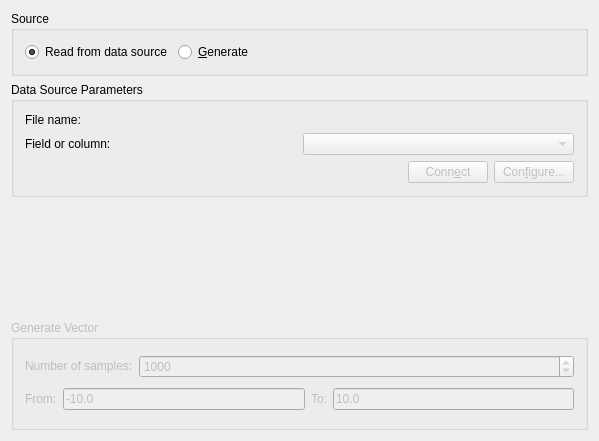
The window that src/libkstapp/vectortab.ui (Kst-plot/kst) describes before a commit, drawn with Qt 5.
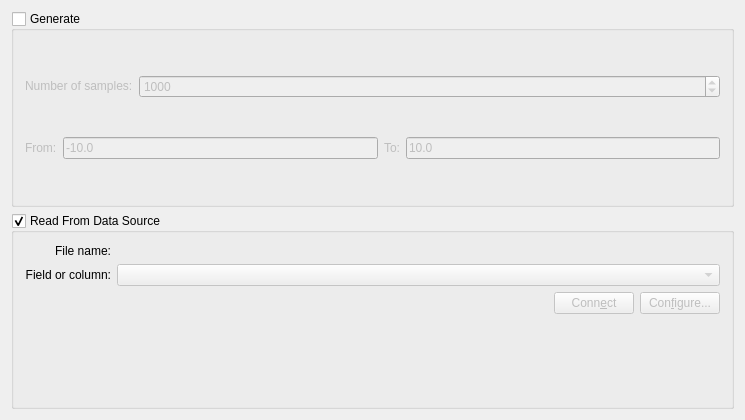
The same window after the commit. Custom widgets are drawn as their Qt base class.

Commit message: More improvements to the data wizard. Improvements to the vector dialog.

Patch:
```diff
--- a/src/libkstapp/vectortab.ui
+++ b/src/libkstapp/vectortab.ui
@@ -5,72 +5,139 @@
    <rect>
     <x>0</x>
     <y>0</y>
-    <width>599</width>
-    <height>441</height>
+    <width>745</width>
+    <height>420</height>
    </rect>
   </property>
-  <layout class="QGridLayout" name="gridLayout_2" >
-   <item row="0" column="0" >
-    <widget class="QGroupBox" name="_sourceGroup" >
+  <layout class="QVBoxLayout" name="verticalLayout" >
+   <item>
+    <widget class="QGroupBox" name="_generatedVectorGroup" >
+     <property name="sizePolicy" >
+      <sizepolicy vsizetype="MinimumExpanding" hsizetype="Preferred" >
+       <horstretch>0</horstretch>
+       <verstretch>0</verstretch>
+      </sizepolicy>
+     </property>
      <property name="title" >
-      <string>Source</string>
+      <string>Generate</string>
      </property>
-     <layout class="QHBoxLayout" >
-      <item>
-       <widget class="QRadioButton" name="_readFromSource" >
-        <property name="text" >
-         <string>Read from data source</string>
-        </property>
-        <property name="checked" >
-         <bool>true</bool>
-        </property>
-       </widget>
-      </item>
-      <item>
-       <widget class="QRadioButton" name="_generateX" >
+     <property name="checkable" >
+      <bool>true</bool>
+     </property>
+     <property name="checked" >
+      <bool>false</bool>
+     </property>
+     <layout class="QGridLayout" >
+      <item row="0" column="0" >
+       <widget class="QLabel" name="label_2" >
         <property name="sizePolicy" >
          <sizepolicy vsizetype="Fixed" hsizetype="Fixed" >
           <horstretch>0</horstretch>
           <verstretch>0</verstretch>
          </sizepolicy>
         </property>
+        <property name="text" >
+         <string>Number of samples:</string>
+        </property>
+        <property name="wordWrap" >
+         <bool>false</bool>
+        </property>
+       </widget>
+      </item>
+      <item row="1" column="0" colspan="2" >
+       <layout class="QHBoxLayout" >
+        <property name="spacing" >
+         <number>6</number>
+        </property>
+        <property name="margin" >
+         <number>0</number>
+        </property>
+        <item>
+         <widget class="QLabel" name="label" >
+          <property name="sizePolicy" >
+           <sizepolicy vsizetype="Fixed" hsizetype="Fixed" >
+            <horstretch>0</horstretch>
+            <verstretch>0</verstretch>
+           </sizepolicy>
+          </property>
+          <property name="text" >
+           <string>From:</string>
+          </property>
+          <property name="wordWrap" >
+           <bool>false</bool>
+          </property>
+         </widget>
+        </item>
+        <item>
+         <widget class="QLineEdit" name="_from" >
+          <property name="whatsThis" >
+           <string>The minimum value of the independent variable.</string>
+          </property>
+          <property name="text" >
+           <string>-10.0</string>
+          </property>
+         </widget>
+        </item>
+        <item>
+         <widget class="QLabel" name="label_3" >
+          <property name="sizePolicy" >
+           <sizepolicy vsizetype="Fixed" hsizetype="Fixed" >
+            <horstretch>0</horstretch>
+            <verstretch>0</verstretch>
+           </sizepolicy>
+          </property>
+          <property name="text" >
+           <string>To:</string>
+          </property>
+          <property name="wordWrap" >
+           <bool>false</bool>
+          </property>
+         </widget>
+        </item>
+        <item>
+         <widget class="QLineEdit" name="_to" >
+          <property name="whatsThis" >
+           <string>The maximum value of the independent variable.</string>
+          </property>
+          <property name="text" >
+           <string>10.0</string>
+          </property>
+         </widget>
+        </item>
+       </layout>
+      </item>
+      <item row="0" column="1" >
+       <widget class="QSpinBox" name="_numberOfSamples" >
+        <property name="sizePolicy" >
+         <sizepolicy vsizetype="Fixed" hsizetype="Expanding" >
+          <horstretch>0</horstretch>
+          <verstretch>0</verstretch>
+         </sizepolicy>
+        </property>
         <property name="whatsThis" >
          <string>Generate a new vector with the properties given here as the independent variable.</string>
         </property>
-        <property name="text" >
-         <string>&amp;Generate</string>
+        <property name="maximum" >
+         <number>1000000000</number>
+        </property>
+        <property name="singleStep" >
+         <number>1000</number>
+        </property>
+        <property name="value" >
+         <number>1000</number>
         </property>
        </widget>
       </item>
-      <item>
-       <spacer>
-        <property name="orientation" >
-         <enum>Qt::Horizontal</enum>
-        </property>
-        <property name="sizeType" >
-         <enum>QSizePolicy::Expanding</enum>
-        </property>
-        <property name="sizeHint" stdset="0" >
-         <size>
-          <width>100</width>
-          <height>0</height>
-         </size>
-        </property>
-       </spacer>
-      </item>
      </layout>
     </widget>
    </item>
-   <item row="1" column="0" >
+   <item>
     <widget class="QGroupBox" name="_dataVectorGroup" >
-     <property name="sizePolicy" >
-      <sizepolicy vsizetype="MinimumExpanding" hsizetype="Preferred" >
-       <horstretch>0</horstretch>
-       <verstretch>0</verstretch>
-      </sizepolicy>
-     </property>
      <property name="title" >
-      <string>Data Source Parameters</string>
+      <string>Read From Data Source</string>
+     </property>
+     <property name="checkable" >
+      <bool>true</bool>
      </property>
      <layout class="QGridLayout" name="gridLayout" >
       <item row="0" column="0" >
@@ -79,7 +146,7 @@
          <string>File name:</string>
         </property>
         <property name="alignment" >
-         <set>Qt::AlignLeading|Qt::AlignLeft|Qt::AlignVCenter</set>
+         <set>Qt::AlignRight|Qt::AlignTrailing|Qt::AlignVCenter</set>
         </property>
         <property name="wordWrap" >
          <bool>false</bool>
@@ -91,11 +158,17 @@
       </item>
       <item row="1" column="0" >
        <widget class="QLabel" name="label_5" >
+        <property name="sizePolicy" >
+         <sizepolicy vsizetype="Preferred" hsizetype="Fixed" >
+          <horstretch>0</horstretch>
+          <verstretch>0</verstretch>
+         </sizepolicy>
+        </property>
         <property name="text" >
          <string>Field or column:</string>
         </property>
         <property name="alignment" >
-         <set>Qt::AlignLeading|Qt::AlignLeft|Qt::AlignVCenter</set>
+         <set>Qt::AlignRight|Qt::AlignTrailing|Qt::AlignVCenter</set>
         </property>
         <property name="wordWrap" >
          <bool>false</bool>
@@ -152,131 +225,13 @@
         </item>
        </layout>
       </item>
-     </layout>
-    </widget>
-   </item>
-   <item row="2" column="0" >
-    <widget class="Kst::DataRange" native="1" name="_dataRange" >
-     <property name="sizePolicy" >
-      <sizepolicy vsizetype="MinimumExpanding" hsizetype="Preferred" >
-       <horstretch>0</horstretch>
-       <verstretch>0</verstretch>
-      </sizepolicy>
-     </property>
-    </widget>
-   </item>
-   <item row="3" column="0" >
-    <widget class="QGroupBox" name="_generatedVectorGroup" >
-     <property name="enabled" >
-      <bool>false</bool>
-     </property>
-     <property name="sizePolicy" >
-      <sizepolicy vsizetype="MinimumExpanding" hsizetype="Preferred" >
-       <horstretch>0</horstretch>
-       <verstretch>0</verstretch>
-      </sizepolicy>
-     </property>
-     <property name="title" >
-      <string>Generate Vector</string>
-     </property>
-     <layout class="QGridLayout" >
-      <item row="0" column="0" >
-       <widget class="QLabel" name="label_2" >
+      <item row="3" column="0" colspan="2" >
+       <widget class="Kst::DataRange" native="1" name="_dataRange" >
         <property name="sizePolicy" >
-         <sizepolicy vsizetype="Fixed" hsizetype="Fixed" >
+         <sizepolicy vsizetype="Expanding" hsizetype="Preferred" >
           <horstretch>0</horstretch>
           <verstretch>0</verstretch>
          </sizepolicy>
-        </property>
-        <property name="text" >
-         <string>Number of samples:</string>
-        </property>
-        <property name="wordWrap" >
-         <bool>false</bool>
-        </property>
-       </widget>
-      </item>
-      <item row="1" column="0" colspan="2" >
-       <layout class="QHBoxLayout" >
-        <property name="spacing" >
-         <number>6</number>
-        </property>
-        <property name="margin" >
-         <number>0</number>
-        </property>
-        <item>
-         <widget class="QLabel" name="label" >
-          <property name="sizePolicy" >
-           <sizepolicy vsizetype="Fixed" hsizetype="Fixed" >
-            <horstretch>0</horstretch>
-            <verstretch>0</verstretch>
-           </sizepolicy>
-          </property>
-          <property name="text" >
-           <string>From:</string>
-          </property>
-          <property name="wordWrap" >
-           <bool>false</bool>
-          </property>
-         </widget>
-        </item>
-        <item>
-         <widget class="QLineEdit" name="_from" >
-          <property name="whatsThis" >
-           <string>The minimum value of the independent variable.</string>
-          </property>
-          <property name="text" >
-           <string>-10.0</string>
-          </property>
-         </widget>
-        </item>
-        <item>
-         <widget class="QLabel" name="label_3" >
-          <property name="sizePolicy" >
-           <sizepolicy vsizetype="Fixed" hsizetype="Fixed" >
-            <horstretch>0</horstretch>
-            <verstretch>0</verstretch>
-           </sizepolicy>
-          </property>
-          <property name="text" >
-           <string>To:</string>
-          </property>
-          <property name="wordWrap" >
-           <bool>false</bool>
-          </property>
-         </widget>
-        </item>
-        <item>
-         <widget class="QLineEdit" name="_to" >
-          <property name="whatsThis" >
-           <string>The maximum value of the independent variable.</string>
-          </property>
-          <property name="text" >
-           <string>10.0</string>
-          </property>
-         </widget>
-        </item>
-       </layout>
-      </item>
-      <item row="0" column="1" >
-       <widget class="QSpinBox" name="_numberOfSamples" >
-        <property name="sizePolicy" >
-         <sizepolicy vsizetype="Fixed" hsizetype="Expanding" >
-          <horstretch>0</horstretch>
-          <verstretch>0</verstretch>
-         </sizepolicy>
-        </property>
-        <property name="whatsThis" >
-         <string>The number of samples for the new independent variable.</string>
-        </property>
-        <property name="maximum" >
-         <number>1000000000</number>
-        </property>
-        <property name="singleStep" >
-         <number>1000</number>
-        </property>
-        <property name="value" >
-         <number>1000</number>
         </property>
        </widget>
       </item>
```
Left out of the diff: 2 changed lines with no effect on the pictures. The commit also changes 4 other files.
